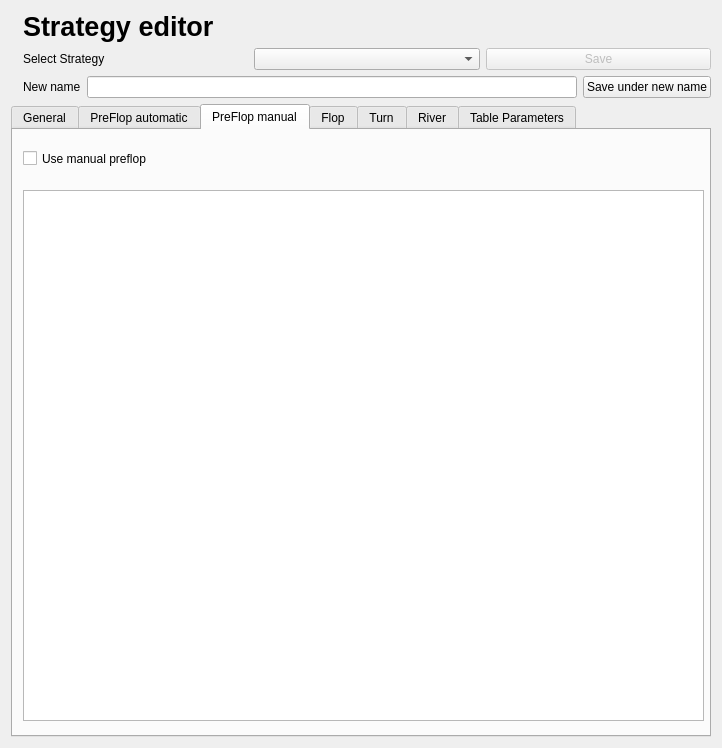
The window that gui/gui_qt_ui_strategy_manager.ui (dickreuter/Poker) describes before a commit, drawn with Qt 5.
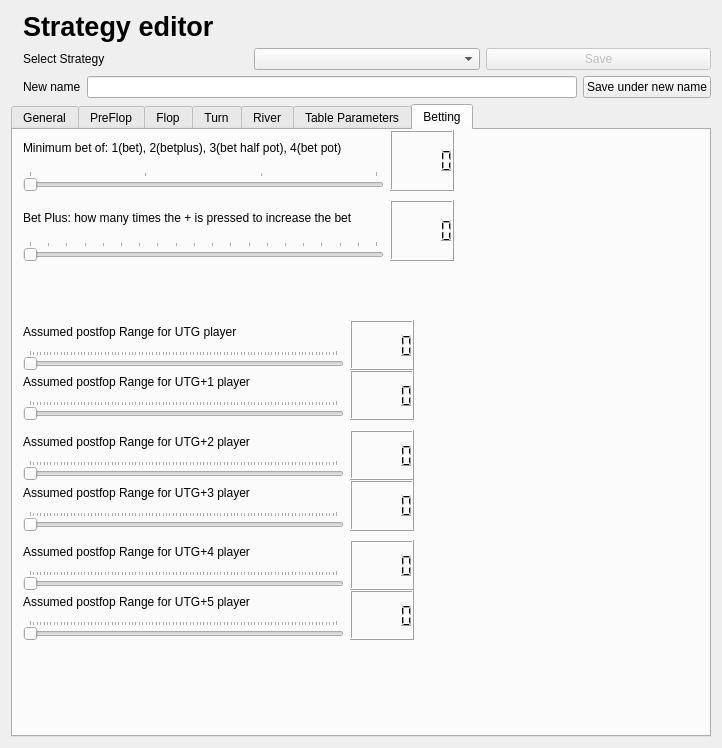
The same window after the commit. The open tabs and pages were chosen to show the change.

What changed in the file:
```diff
--- a/gui/gui_qt_ui_strategy_manager.ui
+++ b/gui/gui_qt_ui_strategy_manager.ui
@@ -158,45 +158,6 @@
         <widget class="QLCDNumber" name="lcdNumber_57"/>
        </item>
        <item row="1" column="0">
-        <layout class="QVBoxLayout" name="verticalLayout_14">
-         <item>
-          <widget class="QLabel" name="label_20">
-           <property name="text">
-            <string>Bet Plus: how many times the + is pressed to increase the bet</string>
-           </property>
-          </widget>
-         </item>
-         <item>
-          <widget class="QSlider" name="BetPlusInc">
-           <property name="mouseTracking">
-            <bool>false</bool>
-           </property>
-           <property name="toolTip">
-            <string>&lt;html&gt;&lt;head/&gt;&lt;body&gt;&lt;p&gt;When the bot decides a simple press on the bet button is not enough, it can do a 'betPlus'. That means it will shift the slider to the right with x clicks and then only press the bet button. Here you can adjust how many times it should click to slide the slider to the right to increase the bet size.&lt;/p&gt;&lt;/body&gt;&lt;/html&gt;</string>
-           </property>
-           <property name="minimum">
-            <number>1</number>
-           </property>
-           <property name="maximum">
-            <number>20</number>
-           </property>
-           <property name="pageStep">
-            <number>1</number>
-           </property>
-           <property name="orientation">
-            <enum>Qt::Horizontal</enum>
-           </property>
-           <property name="tickPosition">
-            <enum>QSlider::TicksAbove</enum>
-           </property>
-          </widget>
-         </item>
-        </layout>
-       </item>
-       <item row="1" column="1">
-        <widget class="QLCDNumber" name="lcdNumber_56"/>
-       </item>
-       <item row="2" column="0">
         <layout class="QVBoxLayout" name="verticalLayout_6">
          <item>
           <widget class="QLabel" name="label_12">
@@ -435,7 +396,7 @@
      </widget>
      <widget class="QWidget" name="PreFlop">
       <attribute name="title">
-       <string>PreFlop automatic</string>
+       <string>PreFlop</string>
       </attribute>
       <layout class="QGridLayout" name="gridLayout_2">
        <item row="9" column="2">
@@ -956,36 +917,54 @@
          </property>
         </widget>
        </item>
+       <item row="2" column="0">
+        <widget class="QCheckBox" name="preflop_override">
+         <property name="text">
+          <string>Override with Pokersnowie table when available</string>
+         </property>
+        </widget>
+       </item>
+       <item row="10" column="0">
+        <layout class="QVBoxLayout" name="verticalLayout_12">
+         <item>
+          <widget class="QLabel" name="label_18">
+           <property name="text">
+            <string>Call Likelyhood of other players</string>
+           </property>
+          </widget>
+         </item>
+         <item>
+          <widget class="QSlider" name="CoveredPlayersCallLikelihoodPreFlop">
+           <property name="mouseTracking">
+            <bool>false</bool>
+           </property>
+           <property name="toolTip">
+            <string>&lt;html&gt;&lt;head/&gt;&lt;body&gt;&lt;p&gt;&lt;br/&gt;&lt;/p&gt;&lt;/body&gt;&lt;/html&gt;</string>
+           </property>
+           <property name="minimum">
+            <number>1</number>
+           </property>
+           <property name="maximum">
+            <number>100</number>
+           </property>
+           <property name="pageStep">
+            <number>5</number>
+           </property>
+           <property name="value">
+            <number>3</number>
+           </property>
+           <property name="orientation">
+            <enum>Qt::Horizontal</enum>
+           </property>
+           <property name="tickPosition">
+            <enum>QSlider::TicksAbove</enum>
+           </property>
+          </widget>
+         </item>
+        </layout>
+       </item>
       </layout>
      </widget>
-     <widget class="QWidget" name="tab_3">
-      <attribute name="title">
-       <string>PreFlop manual</string>
-      </attribute>
-      <widget class="QTableView" name="tableView">
-       <property name="geometry">
-        <rect>
-         <x>10</x>
-         <y>60</y>
-         <width>681</width>
-         <height>531</height>
-        </rect>
-       </property>
-      </widget>
-      <widget class="QCheckBox" name="preflop_override">
-       <property name="geometry">
-        <rect>
-         <x>10</x>
-         <y>20</y>
-         <width>181</width>
-         <height>17</height>
-        </rect>
-       </property>
-       <property name="text">
-        <string>Use manual preflop</string>
-       </property>
-      </widget>
-     </widget>
      <widget class="QWidget" name="tab_2">
       <attribute name="title">
        <string>Flop</string>
@@ -2388,6 +2367,433 @@
        </item>
       </layout>
      </widget>
+     <widget class="QWidget" name="tab_3">
+      <attribute name="title">
+       <string>Betting</string>
+      </attribute>
+      <widget class="QWidget" name="horizontalLayoutWidget_3">
+       <property name="geometry">
+        <rect>
+         <x>10</x>
+         <y>70</y>
+         <width>431</width>
+         <height>61</height>
+        </rect>
+       </property>
+       <layout class="QHBoxLayout" name="horizontalLayout_5">
+        <item>
+         <layout class="QVBoxLayout" name="verticalLayout_14">
+          <item>
+           <widget class="QLabel" name="label_20">
+            <property name="text">
+             <string>Bet Plus: how many times the + is pressed to increase the bet</string>
+            </property>
+           </widget>
+          </item>
+          <item>
+           <widget class="QSlider" name="BetPlusInc">
+            <property name="mouseTracking">
+             <bool>false</bool>
+            </property>
+            <property name="toolTip">
+             <string>&lt;html&gt;&lt;head/&gt;&lt;body&gt;&lt;p&gt;When the bot decides a simple press on the bet button is not enough, it can do a 'betPlus'. That means it will shift the slider to the right with x clicks and then only press the bet button. Here you can adjust how many times it should click to slide the slider to the right to increase the bet size.&lt;/p&gt;&lt;/body&gt;&lt;/html&gt;</string>
+            </property>
+            <property name="minimum">
+             <number>1</number>
+            </property>
+            <property name="maximum">
+             <number>20</number>
+            </property>
+            <property name="pageStep">
+             <number>1</number>
+            </property>
+            <property name="orientation">
+             <enum>Qt::Horizontal</enum>
+            </property>
+            <property name="tickPosition">
+             <enum>QSlider::TicksAbove</enum>
+            </property>
+           </widget>
+          </item>
+         </layout>
+        </item>
+        <item>
+         <widget class="QLCDNumber" name="lcdNumber_56"/>
+        </item>
+       </layout>
+      </widget>
+      <widget class="QWidget" name="horizontalLayoutWidget_4">
+       <property name="geometry">
+        <rect>
+         <x>10</x>
+         <y>190</y>
+         <width>391</width>
+         <height>50</height>
+        </rect>
+       </property>
+       <layout class="QHBoxLayout" name="horizontalLayout_6">
+        <item>
+         <layout class="QVBoxLayout" name="verticalLayout_15">
+          <item>
+           <widget class="QLabel" name="label_22">
+            <property name="text">
+             <string>Assumed postfop Range for UTG player</string>
+            </property>
+           </widget>
+          </item>
+          <item>
+           <widget class="QSlider" name="range_utg0">
+            <property name="mouseTracking">
+             <bool>false</bool>
+            </property>
+            <property name="toolTip">
+             <string>&lt;html&gt;&lt;head/&gt;&lt;body&gt;&lt;p&gt;For the calculation of the equity after the flop, the other players are given ranges. Here you can adjust the top% of preflop equity cards that the player is assumed to hold. 100% means he can hold any cards. &lt;/p&gt;&lt;/body&gt;&lt;/html&gt;</string>
+            </property>
+            <property name="minimum">
+             <number>10</number>
+            </property>
+            <property name="maximum">
+             <number>100</number>
+            </property>
+            <property name="pageStep">
+             <number>1</number>
+            </property>
+            <property name="orientation">
+             <enum>Qt::Horizontal</enum>
+            </property>
+            <property name="tickPosition">
+             <enum>QSlider::TicksAbove</enum>
+            </property>
+           </widget>
+          </item>
+         </layout>
+        </item>
+        <item>
+         <widget class="QLCDNumber" name="lcdNumber_64"/>
+        </item>
+       </layout>
+      </widget>
+      <widget class="QWidget" name="horizontalLayoutWidget_8">
+       <property name="geometry">
+        <rect>
+         <x>10</x>
+         <y>300</y>
+         <width>391</width>
+         <height>50</height>
+        </rect>
+       </property>
+       <layout class="QHBoxLayout" name="horizontalLayout_10">
+        <item>
+         <layout class="QVBoxLayout" name="verticalLayout_19">
+          <item>
+           <widget class="QLabel" name="label_26">
+            <property name="text">
+             <string>Assumed postfop Range for UTG+2 player</string>
+            </property>
+           </widget>
+          </item>
+          <item>
+           <widget class="QSlider" name="range_utg2">
+            <property name="mouseTracking">
+             <bool>false</bool>
+            </property>
+            <property name="toolTip">
+             <string>For the calculation of the equity after the flop, the other players are given ranges. Here you can adjust the top% of preflop equity cards that the player is assumed to hold. 100% means he can hold any cards. </string>
+            </property>
+            <property name="minimum">
+             <number>10</number>
+            </property>
+            <property name="maximum">
+             <number>100</number>
+            </property>
+            <property name="pageStep">
+             <number>1</number>
+            </property>
+            <property name="orientation">
+             <enum>Qt::Horizontal</enum>
+            </property>
+            <property name="tickPosition">
+             <enum>QSlider::TicksAbove</enum>
+            </property>
+           </widget>
+          </item>
+         </layout>
+        </item>
+        <item>
+         <widget class="QLCDNumber" name="lcdNumber_68"/>
+        </item>
+       </layout>
+      </widget>
+      <widget class="QWidget" name="horizontalLayoutWidget_10">
+       <property name="geometry">
+        <rect>
+         <x>10</x>
+         <y>240</y>
+         <width>391</width>
+         <height>50</height>
+        </rect>
+       </property>
+       <layout class="QHBoxLayout" name="horizontalLayout_12">
+        <item>
+         <layout class="QVBoxLayout" name="verticalLayout_21">
+          <item>
+           <widget class="QLabel" name="label_28">
+            <property name="text">
+             <string>Assumed postfop Range for UTG+1 player</string>
+            </property>
+           </widget>
+          </item>
+          <item>
+           <widget class="QSlider" name="range_utg1">
+            <property name="mouseTracking">
+             <bool>false</bool>
+            </property>
+            <property name="toolTip">
+             <string>For the calculation of the equity after the flop, the other players are given ranges. Here you can adjust the top% of preflop equity cards that the player is assumed to hold. 100% means he can hold any cards. </string>
+            </property>
+            <property name="minimum">
+             <number>10</number>
+            </property>
+            <property name="maximum">
+             <number>100</number>
+            </property>
+            <property name="pageStep">
+             <number>1</number>
+            </property>
+            <property name="orientation">
+             <enum>Qt::Horizontal</enum>
+            </property>
+            <property name="tickPosition">
+             <enum>QSlider::TicksAbove</enum>
+            </property>
+           </widget>
+          </item>
+         </layout>
+        </item>
+        <item>
+         <widget class="QLCDNumber" name="lcdNumber_70"/>
+        </item>
+       </layout>
+      </widget>
+      <widget class="QWidget" name="horizontalLayoutWidget_12">
+       <property name="geometry">
+        <rect>
+         <x>10</x>
+         <y>350</y>
+         <width>391</width>
+         <height>51</height>
+        </rect>
+       </property>
+       <layout class="QHBoxLayout" name="horizontalLayout_16">
+        <item>
+         <layout class="QVBoxLayout" name="verticalLayout_49">
+          <item>
+           <widget class="QLabel" name="label_54">
+            <property name="text">
+             <string>Assumed postfop Range for UTG+3 player</string>
+            </property>
+           </widget>
+          </item>
+          <item>
+           <widget class="QSlider" name="range_utg3">
+            <property name="mouseTracking">
+             <bool>false</bool>
+            </property>
+            <property name="toolTip">
+             <string>For the calculation of the equity after the flop, the other players are given ranges. Here you can adjust the top% of preflop equity cards that the player is assumed to hold. 100% means he can hold any cards. </string>
+            </property>
+            <property name="minimum">
+             <number>10</number>
+            </property>
+            <property name="maximum">
+             <number>100</number>
+            </property>
+            <property name="pageStep">
+             <number>1</number>
+            </property>
+            <property name="orientation">
+             <enum>Qt::Horizontal</enum>
+            </property>
+            <property name="tickPosition">
+             <enum>QSlider::TicksAbove</enum>
+            </property>
+           </widget>
+          </item>
+         </layout>
+        </item>
+        <item>
+         <widget class="QLCDNumber" name="lcdNumber_103"/>
+        </item>
+       </layout>
+      </widget>
+      <widget class="QWidget" name="horizontalLayoutWidget_13">
+       <property name="geometry">
+        <rect>
+         <x>10</x>
+         <y>410</y>
+         <width>391</width>
+         <height>50</height>
+        </rect>
+       </property>
+       <layout class="QHBoxLayout" name="horizontalLayout_17">
+        <item>
+         <layout class="QVBoxLayout" name="verticalLayout_50">
+          <item>
+           <widget class="QLabel" name="label_55">
+            <property name="text">
+             <string>Assumed postfop Range for UTG+4 player</string>
+            </property>
+           </widget>
+          </item>
+          <item>
+           <widget class="QSlider" name="range_utg4">
+            <property name="mouseTracking">
+             <bool>false</bool>
+            </property>
+            <property name="toolTip">
+             <string>For the calculation of the equity after the flop, the other players are given ranges. Here you can adjust the top% of preflop equity cards that the player is assumed to hold. 100% means he can hold any cards. </string>
+            </property>
+            <property name="minimum">
+             <number>10</number>
+            </property>
+            <property name="maximum">
+             <number>100</number>
+            </property>
+            <property name="pageStep">
+             <number>1</number>
+            </property>
+            <property name="orientation">
+             <enum>Qt::Horizontal</enum>
+            </property>
+            <property name="tickPosition">
+             <enum>QSlider::TicksAbove</enum>
+            </property>
+           </widget>
+          </item>
+         </layout>
+        </item>
+        <item>
+         <widget class="QLCDNumber" name="lcdNumber_104"/>
+        </item>
+       </layout>
+      </widget>
+      <widget class="QWidget" name="horizontalLayoutWidget_14">
+       <property name="geometry">
+        <rect>
+         <x>10</x>
+         <y>460</y>
+         <width>391</width>
+         <height>50</height>
+        </rect>
+       </property>
+       <layout class="QHBoxLayout" name="horizontalLayout_18">
+        <item>
+         <layout class="QVBoxLayout" name="verticalLayout_51">
+          <item>
+           <widget class="QLabel" name="label_56">
+            <property name="text">
+             <string>Assumed postfop Range for UTG+5 player</string>
+            </property>
+           </widget>
+          </item>
+          <item>
+           <widget class="QSlider" name="range_utg5">
+            <property name="mouseTracking">
+             <bool>false</bool>
+            </property>
+            <property name="toolTip">
+             <string>For the calculation of the equity after the flop, the other players are given ranges. Here you can adjust the top% of preflop equity cards that the player is assumed to hold. 100% means he can hold any cards. </string>
+            </property>
+            <property name="minimum">
+             <number>10</number>
+            </property>
+            <property name="maximum">
+             <number>100</number>
+            </property>
+            <property name="pageStep">
+             <number>1</number>
+            </property>
+            <property name="orientation">
+             <enum>Qt::Horizontal</enum>
+            </property>
+            <property name="tickPosition">
+             <enum>QSlider::TicksAbove</enum>
+            </property>
+           </widget>
+          </item>
+         </layout>
+        </item>
+        <item>
+         <widget class="QLCDNumber" name="lcdNumber_105"/>
+        </item>
+       </layout>
+      </widget>
+      <widget class="QWidget" name="horizontalLayoutWidget_15">
+       <property name="geometry">
+        <rect>
+         <x>10</x>
+         <y>0</y>
+         <width>431</width>
+         <height>61</height>
+        </rect>
+       </property>
+       <layout class="QHBoxLayout" name="horizontalLayout_19">
+        <item>
+         <layout class="QVBoxLayout" name="verticalLayout_52">
+          <item>
+           <widget class="QLabel" name="label_21">
+            <property name="text">
+             <string>Minimum bet of: 1(bet), 2(betplus), 3(bet half pot), 4(bet pot)</string>
+            </property>
+           </widget>
+          </item>
+          <item>
+           <widget class="QSlider" name="minimum_bet_size">
+            <property name="mouseTracking">
+             <bool>false</bool>
+            </property>
+            <property name="toolTip">
+             <string>This impacts the amount the bot will bet after the flop. You can set it to 3 if you only want it to bet at least half a pot, even though he would bet only bet or betPlus</string>
+            </property>
+            <property name="minimum">
+             <number>1</number>
+            </property>
+            <property name="maximum">
+             <number>4</number>
+            </property>
+            <property name="pageStep">
+             <number>1</number>
+            </property>
+            <property name="orientation">
+             <enum>Qt::Horizontal</enum>
+            </property>
+            <property name="tickPosition">
+             <enum>QSlider::TicksAbove</enum>
+            </property>
+           </widget>
+          </item>
+         </layout>
+        </item>
+        <item>
+         <widget class="QLCDNumber" name="lcdNumber_106"/>
+        </item>
+       </layout>
+      </widget>
+      <zorder>BetPlusInc</zorder>
+      <zorder>horizontalLayoutWidget_3</zorder>
+      <zorder>horizontalLayoutWidget_4</zorder>
+      <zorder>horizontalLayoutWidget_8</zorder>
+      <zorder>horizontalLayoutWidget_10</zorder>
+      <zorder>BetPlusInc_7</zorder>
+      <zorder></zorder>
+      <zorder>horizontalLayoutWidget_12</zorder>
+      <zorder>horizontalLayoutWidget_13</zorder>
+      <zorder></zorder>
+      <zorder></zorder>
+      <zorder>horizontalLayoutWidget_14</zorder>
+      <zorder>verticalSpacer</zorder>
+      <zorder>horizontalLayoutWidget_15</zorder>
+     </widget>
     </widget>
    </item>
   </layout>
```
Left out of the diff: 2981 changed lines with no effect on the pictures.
